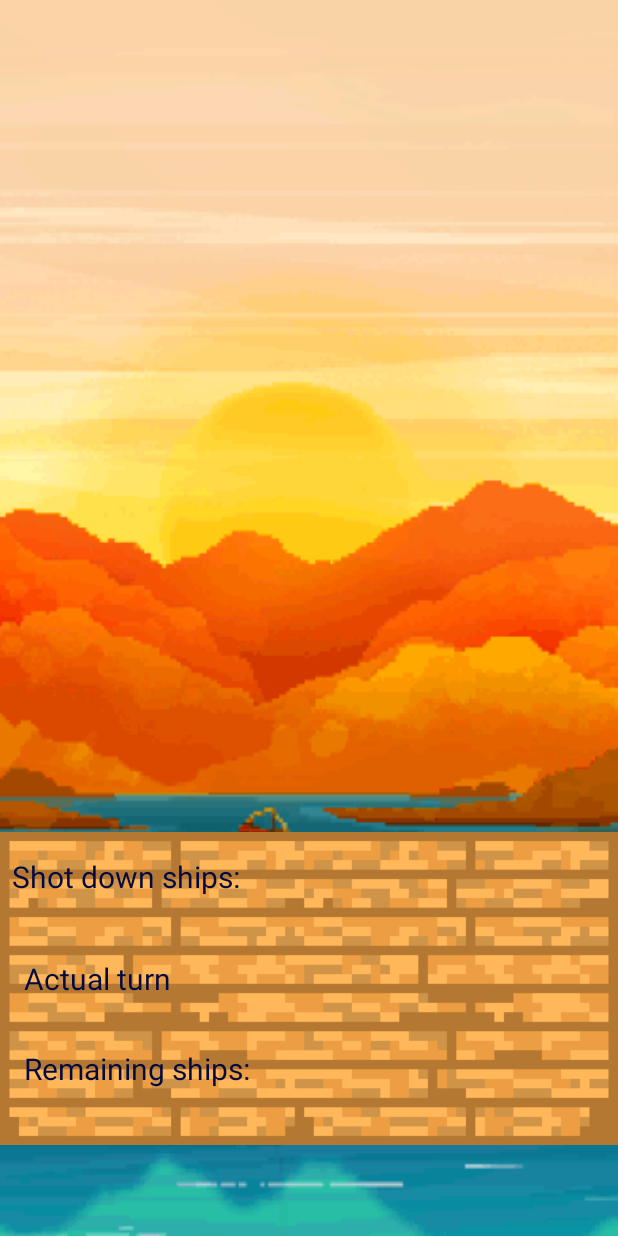
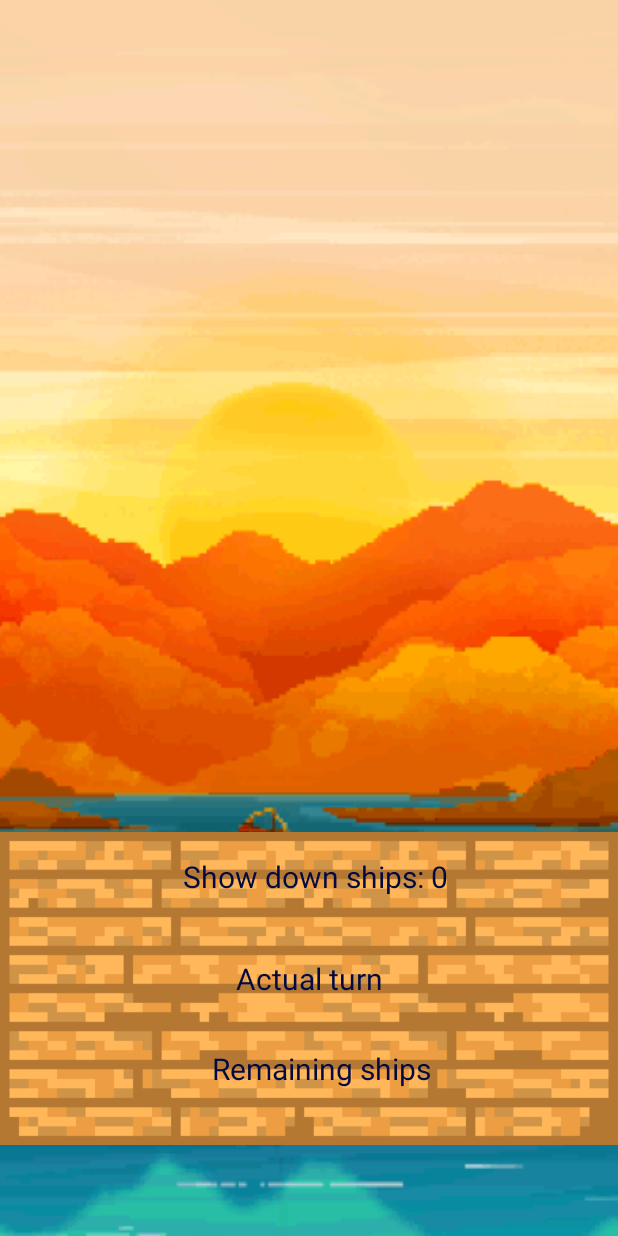
Before and after one commit to Oscars35/Battleship, an Android app: the GameActivity screen opened directly, with no data from a screen before it, on a phone screen of 412 x 824 dp. Run offline under Robolectric (Android 15) with nearby library versions, the phone set to English and light mode, and no system bars; Roboto replaces fonts that are not available here; 8 statements that could not run were skipped.

Commit message:
All working. Only horizontal rests

```diff
--- a/app/src/main/res/layout/activity_game.xml
+++ b/app/src/main/res/layout/activity_game.xml
@@ -43,12 +43,13 @@
         android:id="@+id/shotDownShipsTv"
         android:layout_width="wrap_content"
         android:layout_height="wrap_content"
+        android:layout_marginLeft="8dp"
         android:fontFamily="@font/pirata_one"
-        android:text="Shot down ships: "
-        android:layout_marginLeft="8dp"
+        android:text="@string/shot_down_ships"
         android:textColor="#010A42"
         android:textSize="20dp"
         app:layout_constraintBottom_toBottomOf="parent"
+        app:layout_constraintEnd_toEndOf="parent"
         app:layout_constraintStart_toStartOf="@+id/woodSignBoard"
         app:layout_constraintTop_toTopOf="@+id/woodSignBoard"
         app:layout_constraintVertical_bias="0.254" />
@@ -59,10 +60,11 @@
         android:layout_height="wrap_content"
         android:layout_marginStart="16dp"
         android:fontFamily="@font/pirata_one"
-        android:text="Remaining ships:  "
+        android:text="@string/reamining_ships"
         android:textColor="#010A42"
         android:textSize="20dp"
         app:layout_constraintBottom_toBottomOf="parent"
+        app:layout_constraintEnd_toEndOf="parent"
         app:layout_constraintStart_toStartOf="@+id/woodSignBoard"
         app:layout_constraintTop_toTopOf="@+id/woodSignBoard"
         app:layout_constraintVertical_bias="0.676" />
@@ -71,12 +73,12 @@
         android:id="@+id/actualTurnTv"
         android:layout_width="wrap_content"
         android:layout_height="wrap_content"
-        android:layout_marginStart="16dp"
         android:fontFamily="@font/pirata_one"
         android:text="@string/actual_turn"
         android:textColor="#010A42"
         android:textSize="20dp"
         app:layout_constraintBottom_toBottomOf="parent"
+        app:layout_constraintEnd_toEndOf="@+id/woodSignBoard"
         app:layout_constraintStart_toStartOf="@+id/woodSignBoard"
         app:layout_constraintTop_toTopOf="@+id/woodSignBoard"
         app:layout_constraintVertical_bias="0.478" />
--- a/app/src/main/res/values/strings.xml
+++ b/app/src/main/res/values/strings.xml
@@ -27,4 +27,6 @@
     <string name="new_game">New Game</string>
     <string name="exit">Exit</string>
     <string name="actual_turn">Actual turn</string>
+    <string name="shot_down_ships">Show down ships</string>
+    <string name="reamining_ships">Remaining ships</string>
 </resources>
```
Also changed, not shown: app/src/main/java/com/example/sinkthefloat/GameActivity.kt (+9 -3 lines).
